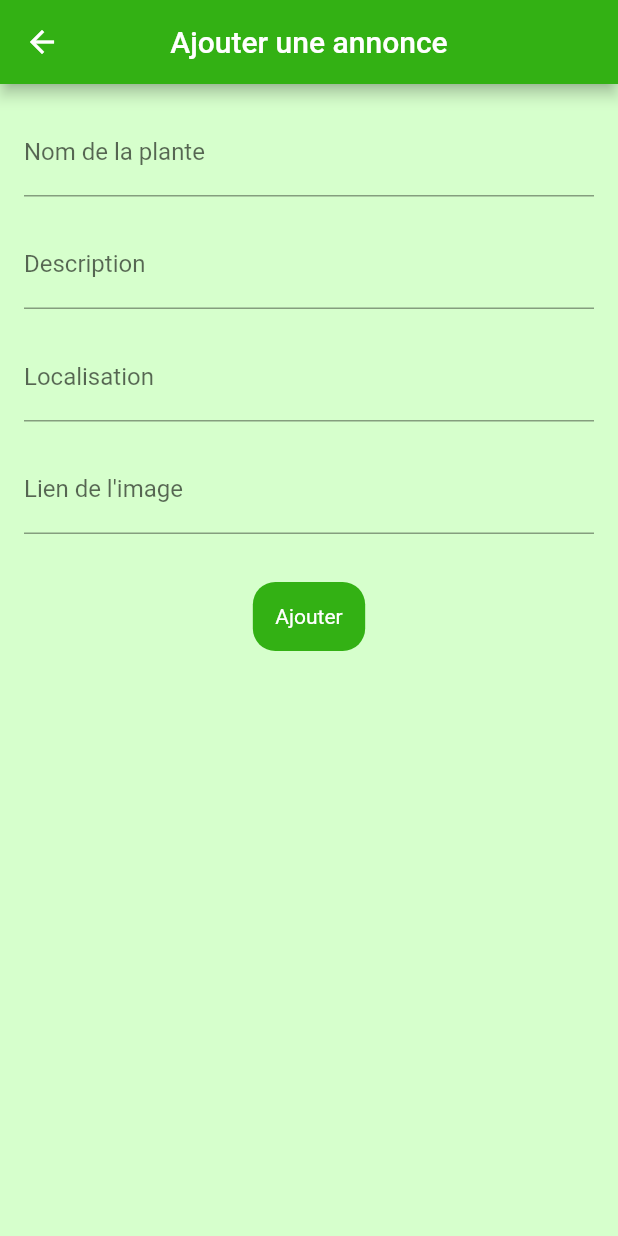
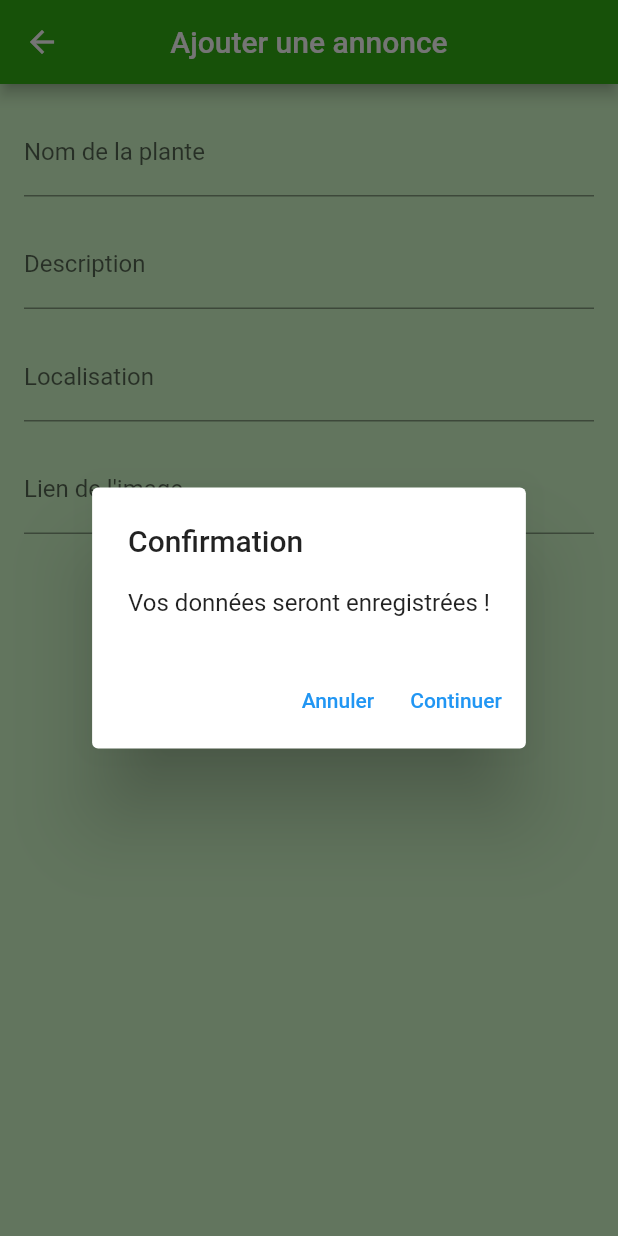
Before and after one commit to bilal-abd/Flutter-Arosaje, a Flutter app: the AddArticlePage screen opened by its route, after a tap on "Ajouter", on a phone screen of 412 x 824 dp. Run offline on Flutter 3.47's test engine with Material 2 defaults, Android fonts, the phone set to English and light mode, and no system bars; our stand-ins replace dio, flutter_svg, font_awesome_flutter, freezed_annotation, get, google_fonts; missing offline and left inert: flutter_dialogs; accounts and stored records are empty; project files that could hold a hidden picture were left out.

Commit message:
modale verification

```diff
--- a/frontend/lib/add_post/add_post.dart
+++ b/frontend/lib/add_post/add_post.dart
@@ -1,9 +1,37 @@
 import 'package:flutter/material.dart';
 import 'package:get/get.dart';
+import 'package:flutter_dialogs/flutter_dialogs.dart';
 
 import 'add_post_controller.dart';
 
 class AddArticlePage extends GetView<AddArticleController> {
+  Future<void> showAlert(BuildContext context) async {
+    await showDialog(
+      context: context,
+      builder: (BuildContext context) {
+        return AlertDialog(
+          title: Text('Confirmation'),
+          content: Text('Vos données seront enregistrées !'),
+          actions: [
+            TextButton(
+              child: Text('Annuler'),
+              onPressed: () {
+                Navigator.of(context).pop();
+              },
+            ),
+            TextButton(
+              child: Text('Continuer'),
+              onPressed: () async {
+                Navigator.of(context).pop();
+                await controller.createPostPlante();
+              },
+            ),
+          ],
+        );
+      },
+    );
+  }
+
   @override
   Widget build(BuildContext context) {
     return Scaffold(
@@ -61,14 +89,15 @@ class AddArticlePage extends GetView<AddArticleController> {
                   color: const Color.fromARGB(255, 51, 177, 20),
                 ),
                 child: Padding(
-                    padding: EdgeInsets.all(15),
-                    child: const Text(
-                      "Ajouter",
-                      style: TextStyle(color: Colors.white),
-                    )),
+                  padding: EdgeInsets.all(15),
+                  child: const Text(
+                    "Ajouter",
+                    style: TextStyle(color: Colors.white),
+                  ),
+                ),
               ),
               onTap: () async {
-                await controller.createPostPlante();
+                await showAlert(context);
               },
             )
           ],
--- a/frontend/pubspec.yaml
+++ b/frontend/pubspec.yaml
@@ -42,6 +42,7 @@ dependencies:
   dio: ^4.0.6
   freezed_annotation: ^2.2.0
   font_awesome_flutter: ^10.4.0
+  flutter_dialogs: ^3.0.0
 
 dev_dependencies:
   flutter_test:
```
Also changed, not shown: frontend/pubspec.lock, 1 other file.
